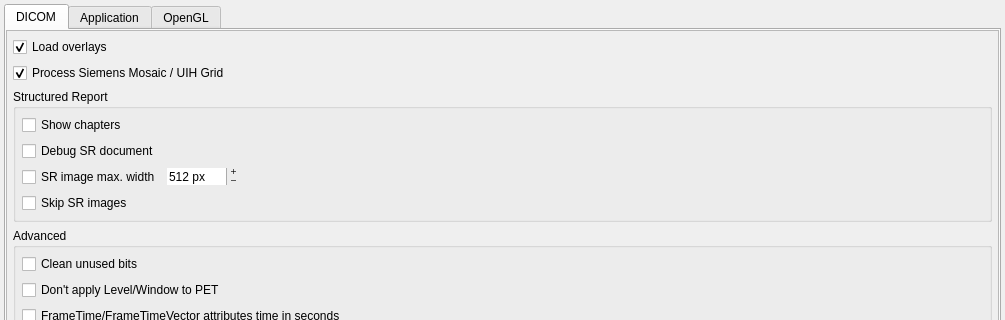
First picture: the form in alizams/GUI/settingswidget.ui, repository AlizaMedicalImaging/AlizaMS, before the edit; both pictures show x 0 to 1005 and y 0 to 320 of the 1005 by 620 pixel window.
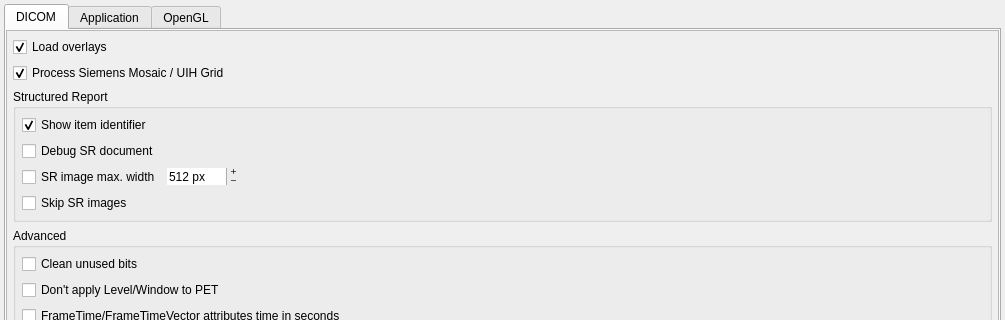
Second picture: the form after the edit.

Diff of the .ui file:
```diff
--- a/alizams/GUI/settingswidget.ui
+++ b/alizams/GUI/settingswidget.ui
@@ -122,7 +122,10 @@
                  <string>&lt;html&gt;&lt;head/&gt;&lt;body&gt;&lt;p&gt;Show numbers for sections of tree&lt;/p&gt;&lt;/body&gt;&lt;/html&gt;</string>
                 </property>
                 <property name="text">
-                 <string>Show chapters</string>
+                 <string>Show item identifier</string>
+                </property>
+                <property name="checked">
+                 <bool>true</bool>
                 </property>
                </widget>
               </item>
```
Left out of the diff: 2 changed lines with no effect on the pictures.
